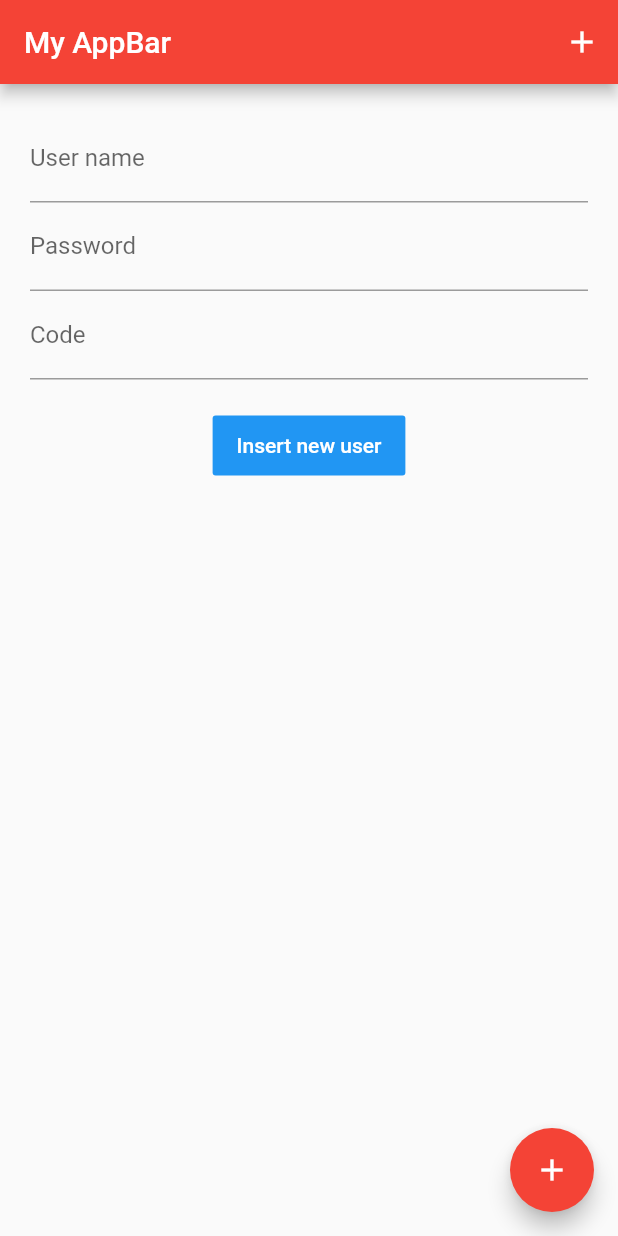
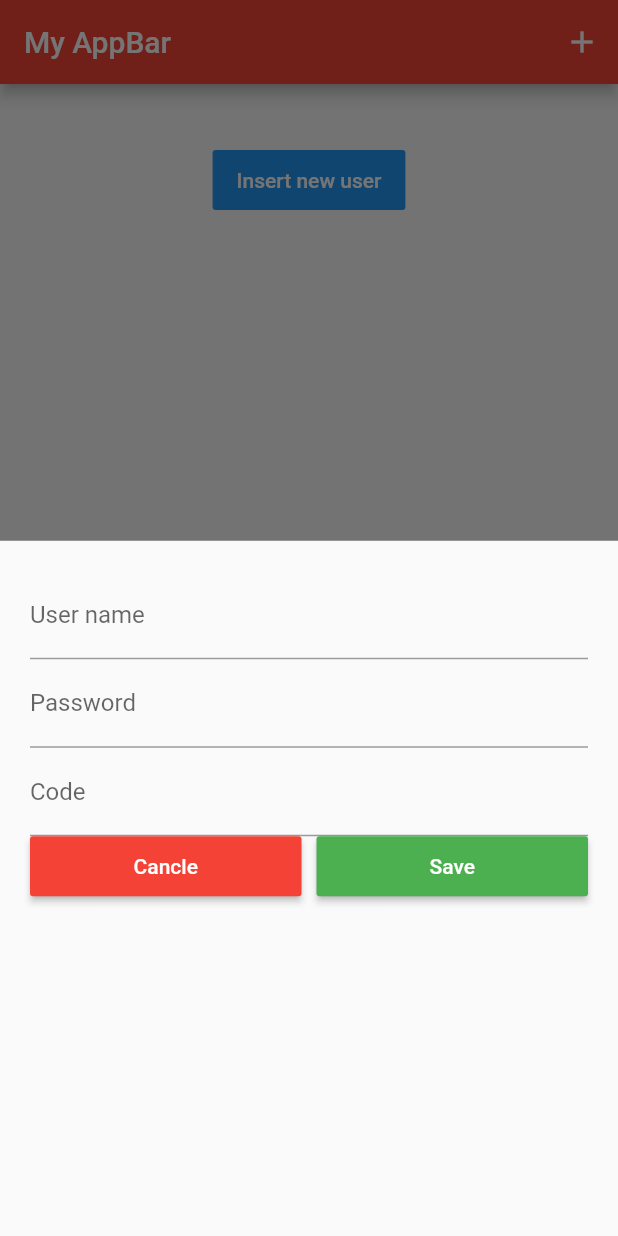
Before and after one commit to Wolo-Polo/Flutter, a Flutter app: the screen it shows after launch, after a tap on the "add" icon, on a phone screen of 412 x 824 dp. Run offline on Flutter 3.47's test engine with Material 2 defaults, Android fonts, the phone set to English and light mode, and no system bars.

Commit message:
edit ListView with Row, Column,..And Using ModalBottomSheet

```diff
--- a/lib/SafeArea.dart
+++ b/lib/SafeArea.dart
@@ -30,11 +30,84 @@ class _MySafeAreaState extends State {
     }
   }
 
+  void _buildModalBottomSheet(){
+    showModalBottomSheet(
+        context: this.context,
+        builder: (context){
+          return Container(
+            padding: EdgeInsets.all(20),
+            child: Column(
+              children: [
+                TextField(
+                  decoration: InputDecoration(labelText: "User name"),
+                  controller: _userNameController,
+                  onChanged: (text) {
+                    _user.userName = text;
+                  },
+                ),
+                TextField(
+                  decoration: InputDecoration(labelText: "Password"),
+                  obscureText: true,
+                  enableSuggestions: false,
+                  autocorrect: false,
+                  controller: _passwordController,
+                  onChanged: (password) {
+                    _user.password = password;
+                  },
+                ),
+                TextField(
+                  decoration: InputDecoration(labelText: "Code"),
+                  keyboardType: TextInputType.number,
+                  controller: _codeController,
+                  onChanged: (number) {
+                    _user.code = int.parse(number) ?? 0; //if tect = null or convert fail ==> _code = 0
+                  },
+                ),
+                Row(
+                  children: [
+                    Expanded(
+                        child: SizedBox(
+                          height: 40,
+                          child: RaisedButton(
+                            color: Colors.red,
+                            textColor: Colors.white,
+                            child: Text("Cancle"),
+                            onPressed: (){
+
+                            },
+                          ),
+                        )
+                    ),
+                    Padding(padding: EdgeInsets.only(left: 10)),
+                    Expanded(
+                        child: SizedBox(
+                          height: 40,
+                          child: RaisedButton(
+                            color: Colors.green,
+                            textColor: Colors.white,
+                            child: Text("Save"),
+                            onPressed: (){
+                              _insertUser();
+                            },
+                          ),
+                        )
+                    )
+                  ],
+                ),
+              ],
+            ),
+          );
+
+        }
+    );
+  }
+
+  void _buildMaterialApp(){
+
+  }
   @override
   Widget build(BuildContext context) {
-    return MaterialApp(
-      title: "My SafeArea, Column, FlatButton, TextField",
-      home: Scaffold(
+    return Scaffold(
           appBar: AppBar(
             title: Text("My AppBar"),
             backgroundColor: Colors.red,
@@ -43,7 +116,7 @@ class _MySafeAreaState extends State {
                   icon: Icon(Icons.add),
                   onPressed: () {
                     setState(() {
-                      _insertUser();
+                      _buildModalBottomSheet();
                     });
                     print('press add icon button');
                   })
@@ -52,12 +125,9 @@ class _MySafeAreaState extends State {
           floatingActionButton: FloatingActionButton(
             tooltip: "Add new user",
             child: Icon(Icons.add),
-
             backgroundColor: Colors.red,
             onPressed: () {
-              setState(() {
-                _insertUser();
-              });
+              _buildModalBottomSheet();
             },
           ),
           key: _scaffoldKey,
@@ -68,31 +138,6 @@ class _MySafeAreaState extends State {
                 child: Column(
                   mainAxisAlignment: MainAxisAlignment.start,
                   children: <Widget>[
-                    TextField(
-                      decoration: InputDecoration(labelText: "User name"),
-                      controller: _userNameController,
-                      onChanged: (text) {
-                        _user.userName = text;
-                      },
-                    ),
-                    TextField(
-                      decoration: InputDecoration(labelText: "Password"),
-                      obscureText: true,
-                      enableSuggestions: false,
-                      autocorrect: false,
-                      controller: _passwordController,
-                      onChanged: (password) {
-                        _user.password = password;
-                      },
-                    ),
-                    TextField(
-                      decoration: InputDecoration(labelText: "Code"),
-                      controller: _codeController,
-                      onChanged: (number) {
-                        _user.code = int.parse(number) ??
-                            0; //if tect = null or convert fail ==> _code = 0
-                      },
-                    ),
                     Padding(padding: const EdgeInsets.symmetric(vertical: 10)),
                     ButtonTheme(
                       height: 40,
@@ -102,9 +147,12 @@ class _MySafeAreaState extends State {
                         textColor: Colors.white,
                         onPressed: () {
                           //print("Username: ${_user.userName} Code: ${_user.code}");
+                          /*
                           setState(() {
                             _insertUser();
                           });
+                          */
+                          _buildModalBottomSheet();
 
                           _scaffoldKey.currentState.showSnackBar(SnackBar(
                             //content: Text("Username: ${_user.userName} \nCode: ${_user.code}"),
@@ -119,7 +167,6 @@ class _MySafeAreaState extends State {
                 ),
               )
           )
-      ),
-    );
+      );
   }
 }
--- a/lib/main.dart
+++ b/lib/main.dart
@@ -4,5 +4,10 @@ import 'package:flutter_app/MyWidgetState.dart';
 import 'package:flutter_app/DateTimeAndIntl.dart';
 import 'package:flutter_app/SafeArea.dart';
 void main() {
-  runApp(MySafeArea());
+  runApp(
+      MaterialApp(
+        title: "My SafeArea, Column, FlatButton, TextField",
+        home: MySafeArea()
+      )
+  );
 }
```
Also changed, not shown: lib/UserListView.dart (+44 -2 lines).
